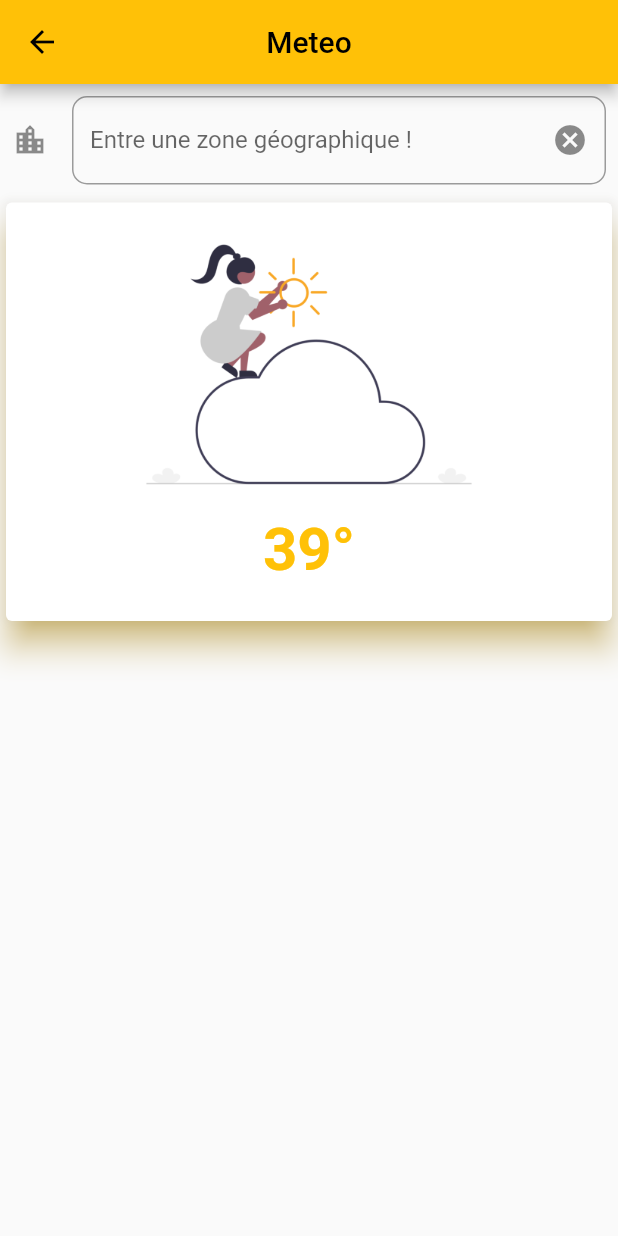
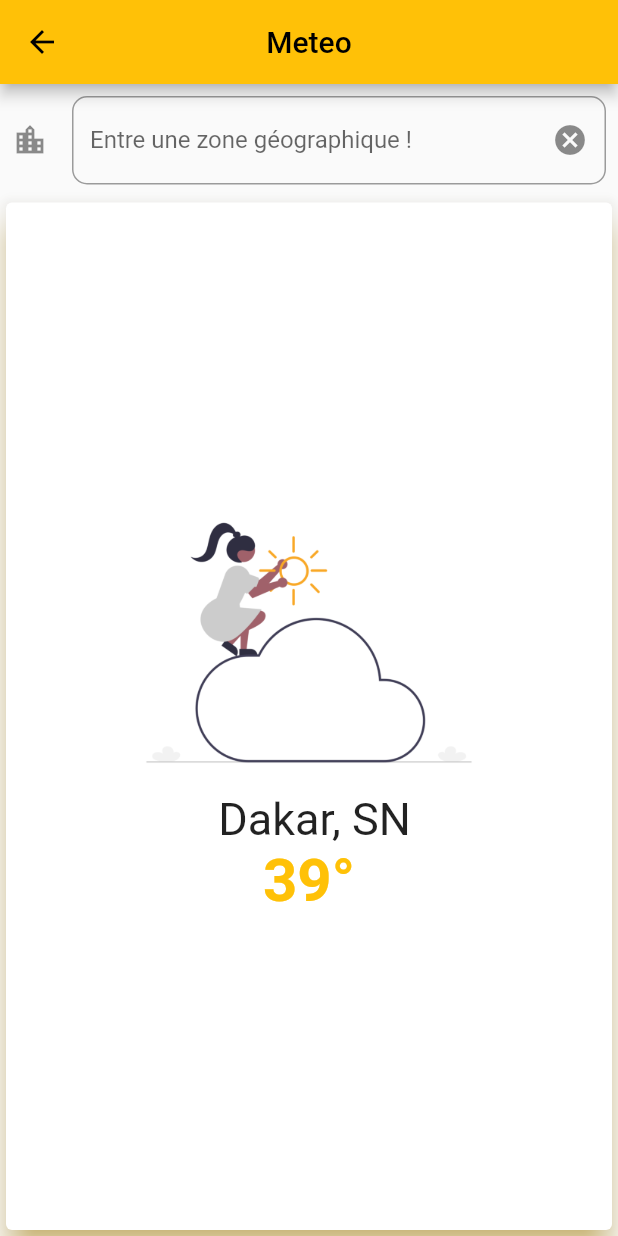
Before and after one commit to Diokou-Tech/demo-first-flutter, a Flutter app: the MeteoPage screen opened by its route, on a phone screen of 412 x 824 dp. Run offline on Flutter 3.47's test engine with Material 2 defaults, Android fonts, the phone set to English and light mode, and no system bars; our stand-ins replace google_fonts; network calls fail; Roboto replaces fonts that are missing (cambria).

Commit message:
update add meteo page

```diff
--- /dev/null
+++ b/lib/models/sys.dart
@@ -0,0 +1,7 @@
+class Sys{
+  String country;
+
+  Sys(this.country);
+  Sys.fromJson(Map<String , dynamic> json) :
+  country = json["country"];
+}
--- /dev/null
+++ b/lib/models/weather.dart
@@ -0,0 +1,6 @@
+class Weather{
+  int id;
+  String main, description;
+
+  Weather(this.id,this.description,this.main);
+}
--- /dev/null
+++ b/lib/models/weather.response.dart
@@ -0,0 +1,26 @@
+import 'package:json_annotation/json_annotation.dart';
+import 'package:todo_app/models/sys.dart';
+// import 'package:todo_app/models/weather.dart';
+
+@JsonSerializable(explicitToJson: true)
+class WeatherReponse{
+  int timezone ,id,  cod;
+  String name;
+  // List<Weather> weather;
+  Sys sys;
+  WeatherReponse(this.name,this.id,this.cod,this.timezone, this.sys);
+
+  @override
+  String toString()
+  {
+    return "id : $id \n timezone : $timezone \n name : $name \n code : $cod \n";
+  }
+
+  WeatherReponse.fromJson(Map<String , dynamic> json) :
+  id = json["id"],
+  cod = json["cod"],
+  sys = json["sys"],
+  timezone = json["timezone"],
+  name = json["name"];
+  // weather = json["weather"];
+}
--- a/lib/ui/pages/meteo.page.dart
+++ b/lib/ui/pages/meteo.page.dart
@@ -2,6 +2,7 @@ import 'dart:convert';
 
 import 'package:flutter/material.dart';
 import "package:http/http.dart" as http;
+import 'package:todo_app/models/weather.response.dart';
 
 class MeteoPage extends StatefulWidget {
   @override
@@ -11,34 +12,37 @@ class MeteoPage extends StatefulWidget {
 class _MeteoPageState extends State<MeteoPage> {
   // attributs
   TextEditingController regionConroller = TextEditingController();
-  late String defaultRegion;
+  String defaultRegion = "dakar";
   dynamic weather;
   late String messageError;
-  void _getWeather(String city) {
+  Map? datas;
+  WeatherReponse? responseWeather;
+
+  void _getWeather(String city) async {
     if (city.isNotEmpty) {
-      var client = http.Client();
+      // var client = http.Client();
       String apiKey = "a323bd5f389298fc244779347939aa77";
       String urlWeather =
           "https://api.openweathermap.org/data/2.5/weather?q=$city,SN&appid=$apiKey&lang=fr";
-      var response = client.get(Uri.parse(urlWeather));
-      response.then((value) => {
-        setState((){
-        weather = json.decode(value.body);
-        }),
-        print(" Name :$weather[0]['name']")
-      }).catchError((onError) => {
-        print(onError.toString()),
-        messageError = onError.toString()
-      });
+      http.Response response = await http.get(Uri.parse(urlWeather));
+      if (response.statusCode == 200) {
+        setState(() {
+          String responseString = response.body;
+          var dataMap = jsonDecode(responseString);
+          responseWeather = WeatherReponse.fromJson(dataMap);
+          print(responseWeather.toString());
+        });
+      }else{
+        print("Erreur Requete !");
+      }
     }
   }
 
   @override
   void initState() {
-    super.initState();
-    defaultRegion = "Dakar";
     messageError = "";
     _getWeather(defaultRegion);
+    super.initState();
   }
 
   @override
@@ -64,7 +68,6 @@ class _MeteoPageState extends State<MeteoPage> {
                       tooltip: "Effacer",
                       icon: Icon(Icons.cancel),
                       onPressed: () {
-                        print("Delete text zone ");
                         regionConroller.clear();
                       })),
               onFieldSubmitted: (value) {
@@ -72,8 +75,7 @@ class _MeteoPageState extends State<MeteoPage> {
               },
             ),
           ),
-          SingleChildScrollView(
-            scrollDirection: Axis.vertical,
+          Expanded(
             child: Card(
               shadowColor: Colors.amber,
               elevation: 9.0,
@@ -93,6 +95,10 @@ class _MeteoPageState extends State<MeteoPage> {
                         //   style: TextStyle(fontFamily: "cambria", fontSize: 30),
                         // ),
                         Text(
+                          " Dakar, SN",
+                          style: TextStyle(fontFamily: "cambria", fontSize: 30),
+                        ),
+                        Text(
                           "39°",
                           style: TextStyle(
                               fontFamily: "cambria",
@@ -100,11 +106,13 @@ class _MeteoPageState extends State<MeteoPage> {
                               color: Colors.amber,
                               fontWeight: FontWeight.bold),
                         ),
-                        Text(messageError,
-                        textAlign: TextAlign.center,
-                        style: TextStyle(
-                          color: Colors.red,
-                        ),)
+                        Text(
+                          messageError,
+                          textAlign: TextAlign.center,
+                          style: TextStyle(
+                            color: Colors.red,
+                          ),
+                        )
                       ],
                     ),
                   ),
--- a/pubspec.yaml
+++ b/pubspec.yaml
@@ -31,13 +31,15 @@ dependencies:
   http:
   flutter:
     sdk: flutter
-
+  json_annotation:
   english_words: ^4.0.0
   provider: ^6.0.0
+  shared_preferences:
   # The following adds the Cupertino Icons font to your application.
   # Use with the CupertinoIcons class for iOS style icons.
   cupertino_icons: ^1.0.2
   google_fonts: ^5.0.0
+  logger:
 
 dev_dependencies:
   flutter_test:
```
Also changed, not shown: lib/logs/logger.dart (added, +29 -0 lines), lib/main.dart (line endings or trailing spaces), pubspec.lock, 1 other file.
